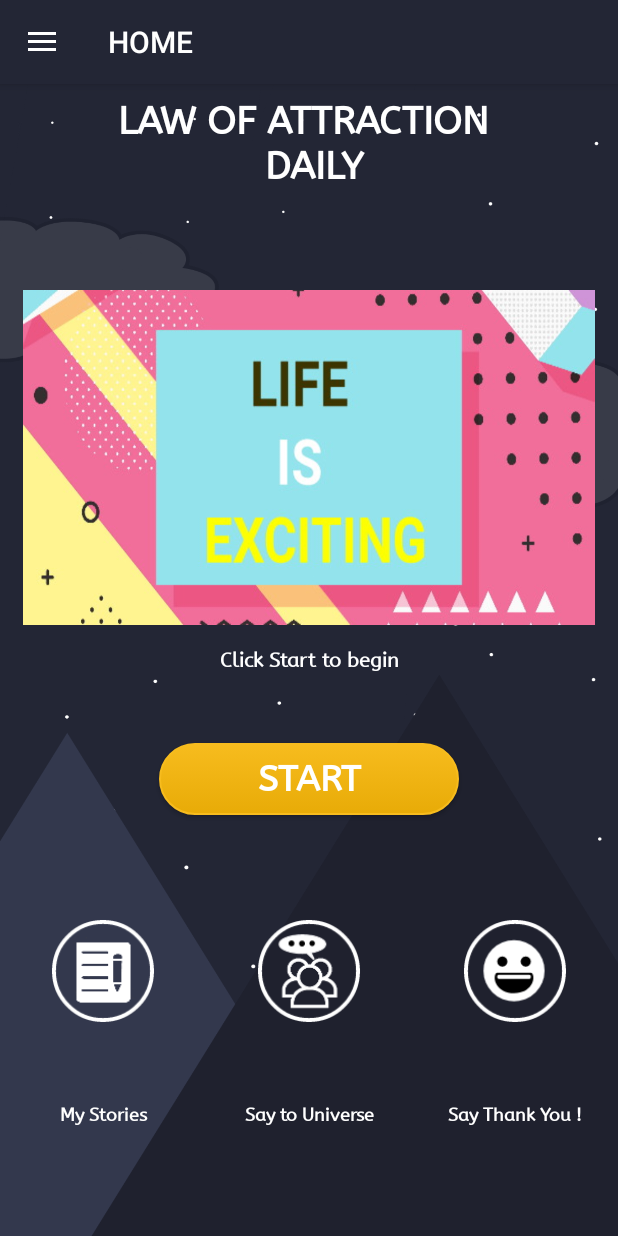
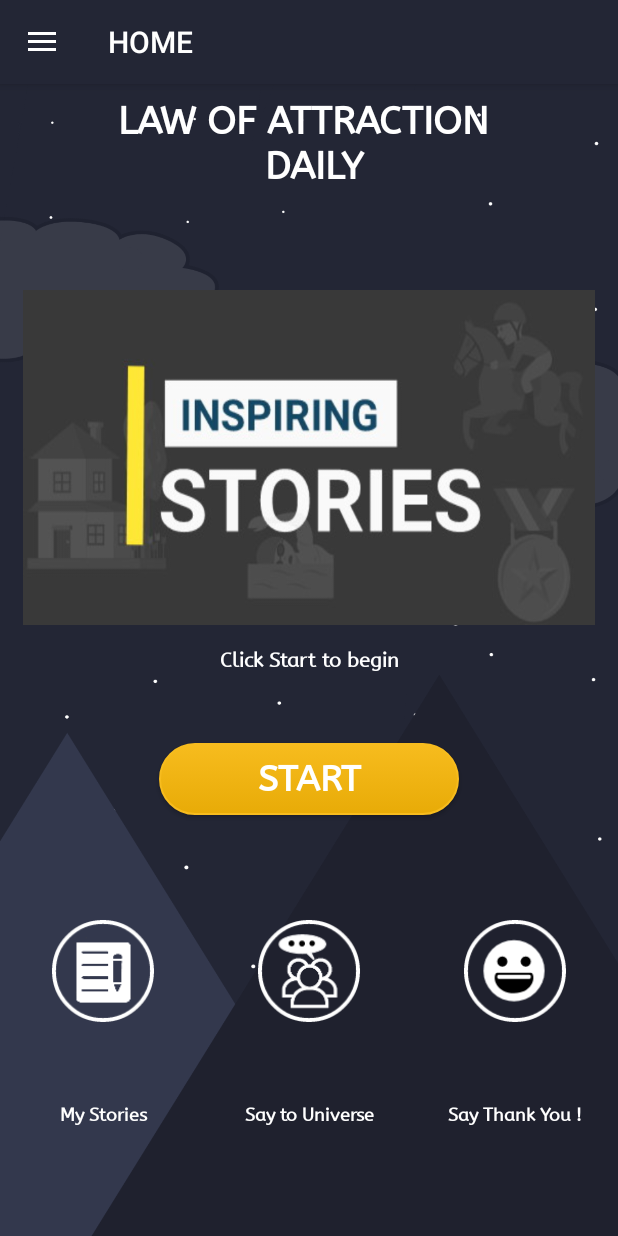
Before and after one commit to Amit145/LawOfAttractionPro_v4.5, an Android app: the screen it shows after launch (Home), on a phone screen of 412 x 824 dp. Run offline under Robolectric (Android 15) with nearby library versions, the phone set to English and light mode, and no system bars; our stand-ins replace ButterKnife, Volley; pictures from the network do not load; Roboto replaces fonts that are not available here.

Commit message:
version 4.8 -Pre-Prod Release

```diff
--- a/LawOfAttractionPro/app/src/main/java/com/apps/amit/lawofattractionpro/Home.java
+++ b/LawOfAttractionPro/app/src/main/java/com/apps/amit/lawofattractionpro/Home.java
@@ -104,9 +104,9 @@ public class Home extends AppCompatActivity {
         TextView nameText;
         ButterKnife.bind(this);
 
-        images[0] = R.drawable.p;
-        images[1] = R.drawable.p7;
-        images[2] = R.drawable.p6;
+        images[0] = R.drawable.affirmpager;
+        images[1] = R.drawable.p;
+        images[2] = R.drawable.p7;
         images[3] = R.drawable.p4;
         images[4] = R.drawable.p1;
         images[5] = R.drawable.p2;
@@ -339,7 +339,7 @@ public class Home extends AppCompatActivity {
             LayoutInflater inflater = Home.this.getLayoutInflater();
             final View dialogView = inflater.inflate(R.layout.whatsnew, null);
             builder.setCancelable(false);
-            builder.setMessage("What's New In v4.8");
+            builder.setMessage("What's New In v4.9");
 
             builder.setView(dialogView);
             alert = builder.create();
@@ -348,14 +348,14 @@ public class Home extends AppCompatActivity {
             Button cancel =  dialogView.findViewById(R.id.btncancel);
             ImageView img =  dialogView.findViewById(R.id.storyImage);
 
-            Glide.with(getApplicationContext()).load(R.drawable.sett2).thumbnail(0.1f).into(img);
+            Glide.with(getApplicationContext()).load(R.drawable.affirmpager).thumbnail(0.1f).into(img);
 
             submit.setOnClickListener(new View.OnClickListener() {
                 @Override
                 public void onClick(View v) {
                     v.startAnimation(buttonClick);
 
-                    Intent art1 = new Intent(getApplicationContext(),Settings.class);
+                    Intent art1 = new Intent(getApplicationContext(),Affirmations.class);
                     startActivity(art1);
 
                     alert.dismiss();
@@ -474,11 +474,11 @@ public class Home extends AppCompatActivity {
     private boolean isFirstTime()
     {
         SharedPreferences pref = getPreferences(MODE_PRIVATE);
-        boolean ranBefore = pref.getBoolean("whatsNew4.7",false);
+        boolean ranBefore = pref.getBoolean("whatsNew4.8",false);
         if(!ranBefore)
         {
             SharedPreferences.Editor editor = pref.edit();
-            editor.putBoolean("whatsNew4.7",true);
+            editor.putBoolean("whatsNew4.8",true);
             editor.apply();
         }
         return !ranBefore;
--- a/LawOfAttractionPro/app/src/main/res/layout-large/whatsnew.xml
+++ b/LawOfAttractionPro/app/src/main/res/layout-large/whatsnew.xml
@@ -45,7 +45,7 @@
             android:layout_marginRight="10dp"
             android:layout_marginStart="10dp"
             android:layout_marginEnd="10dp"
-            android:text="\t Enabled Manifestation Timer in the settings Tab !"
+            android:text="\t Take The 30-Day Positive Affirmation Challenge and make a positive change in your Life."
             android:textSize="17sp"
             android:textStyle="normal"
             android:fontFamily="@font/abeezee"/>
@@ -74,7 +74,7 @@
         <Button
             android:id="@+id/btnsubmit"
             android:layout_weight=".5"
-            android:text="Settings"
+            android:text="OPEN"
             android:background=" #ff5733"
             android:textColor="#ffffff"
             android:textStyle="bold"
--- a/LawOfAttractionPro/app/src/main/res/layout-normal/whatsnew.xml
+++ b/LawOfAttractionPro/app/src/main/res/layout-normal/whatsnew.xml
@@ -45,7 +45,7 @@
             android:layout_marginRight="10dp"
             android:layout_marginStart="10dp"
             android:layout_marginEnd="10dp"
-            android:text="\t Enabled Manifestation Timer in the settings Tab !"
+            android:text="\t Take The 30-Day Positive Affirmation Challenge and make a positive change in your Life."
             android:textSize="15sp"
             android:textStyle="normal"
             android:fontFamily="@font/abeezee"/>
@@ -74,7 +74,7 @@
         <Button
             android:id="@+id/btnsubmit"
             android:layout_weight=".5"
-            android:text="Settings"
+            android:text="OPEN"
             android:background=" #ff5733"
             android:textColor="#ffffff"
             android:textStyle="bold"
--- a/LawOfAttractionPro/app/src/main/res/layout-xlarge/whatsnew.xml
+++ b/LawOfAttractionPro/app/src/main/res/layout-xlarge/whatsnew.xml
@@ -45,7 +45,7 @@
             android:layout_marginRight="10dp"
             android:layout_marginStart="10dp"
             android:layout_marginEnd="10dp"
-            android:text="\t Enabled Manifestation Timer in the settings Tab !"
+            android:text="\t Take The 30-Day Positive Affirmation Challenge and make a positive change in your Life."
             android:textSize="30sp"
             android:textStyle="normal"
             android:fontFamily="@font/abeezee"/>
@@ -75,7 +75,7 @@
         <Button
             android:id="@+id/btnsubmit"
             android:layout_weight=".5"
-            android:text="Settings"
+            android:text="OPEN"
             android:textSize="25sp"
             android:background=" #ff5733"
             android:textColor="#ffffff"
--- a/LawOfAttractionPro/app/src/main/res/layout/whatsnew.xml
+++ b/LawOfAttractionPro/app/src/main/res/layout/whatsnew.xml
@@ -45,7 +45,7 @@
             android:layout_marginRight="10dp"
             android:layout_marginStart="10dp"
             android:layout_marginEnd="10dp"
-            android:text="\t Enabled Manifestation Timer in the settings Tab !"
+            android:text="\t Take The 30-Day Positive Affirmation Challenge and make a positive change in your Life."
             android:textSize="15sp"
             android:textStyle="normal"
             android:fontFamily="@font/abeezee"/>
@@ -74,7 +74,7 @@
         <Button
             android:id="@+id/btnsubmit"
             android:layout_weight=".5"
-            android:text="Settings"
+            android:text="OPEN"
             android:background=" #ff5733"
             android:textColor="#ffffff"
             android:textStyle="bold"
--- a/LawOfAttractionPro/app/src/main/res/values/strings.xml
+++ b/LawOfAttractionPro/app/src/main/res/values/strings.xml
@@ -284,7 +284,7 @@
 
     <!--About App-->
 
-    <string name="aboutApp">LawOfAttractionPro v4.8</string>
+    <string name="aboutApp">LawOfAttractionPro v4.9</string>
     <string name="aboutApp1">Turn Your Dreams Into the Reality with power of positive thoughts</string>
     <string name="aboutApp2">Why ADS ?</string>
     <string name="aboutApp3">
```
Also changed, not shown: LawOfAttractionPro/app/src/main/java/com/apps/amit/lawofattractionpro/MyCustomPagerAdapter.java (+15 -10 lines), LawOfAttractionPro/app/src/main/res/drawable/affirmpager.jpg (added).
